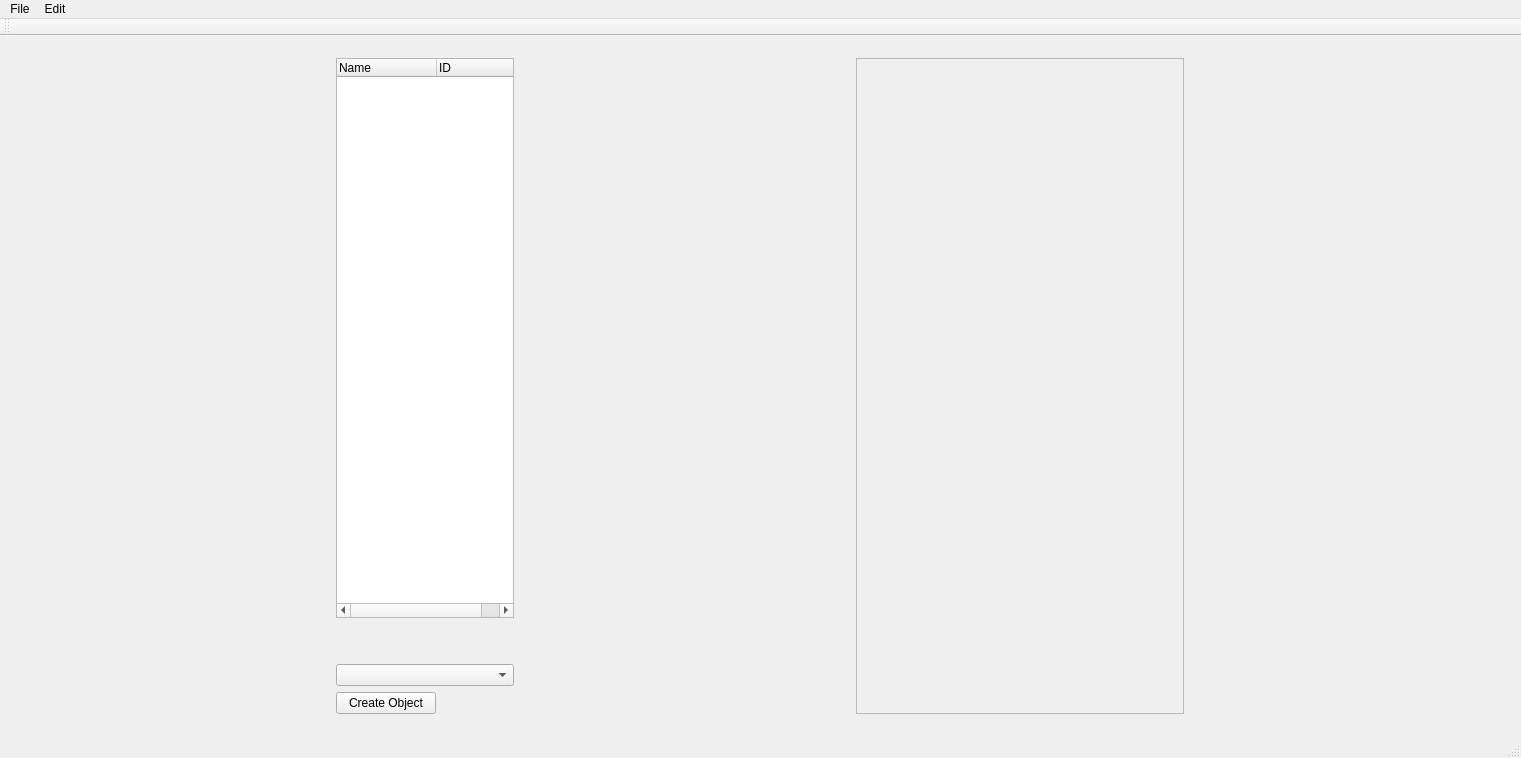
Old version of the form mainwindow.ui in the repository NotBjoggisAtAll/Tomato-Engine.
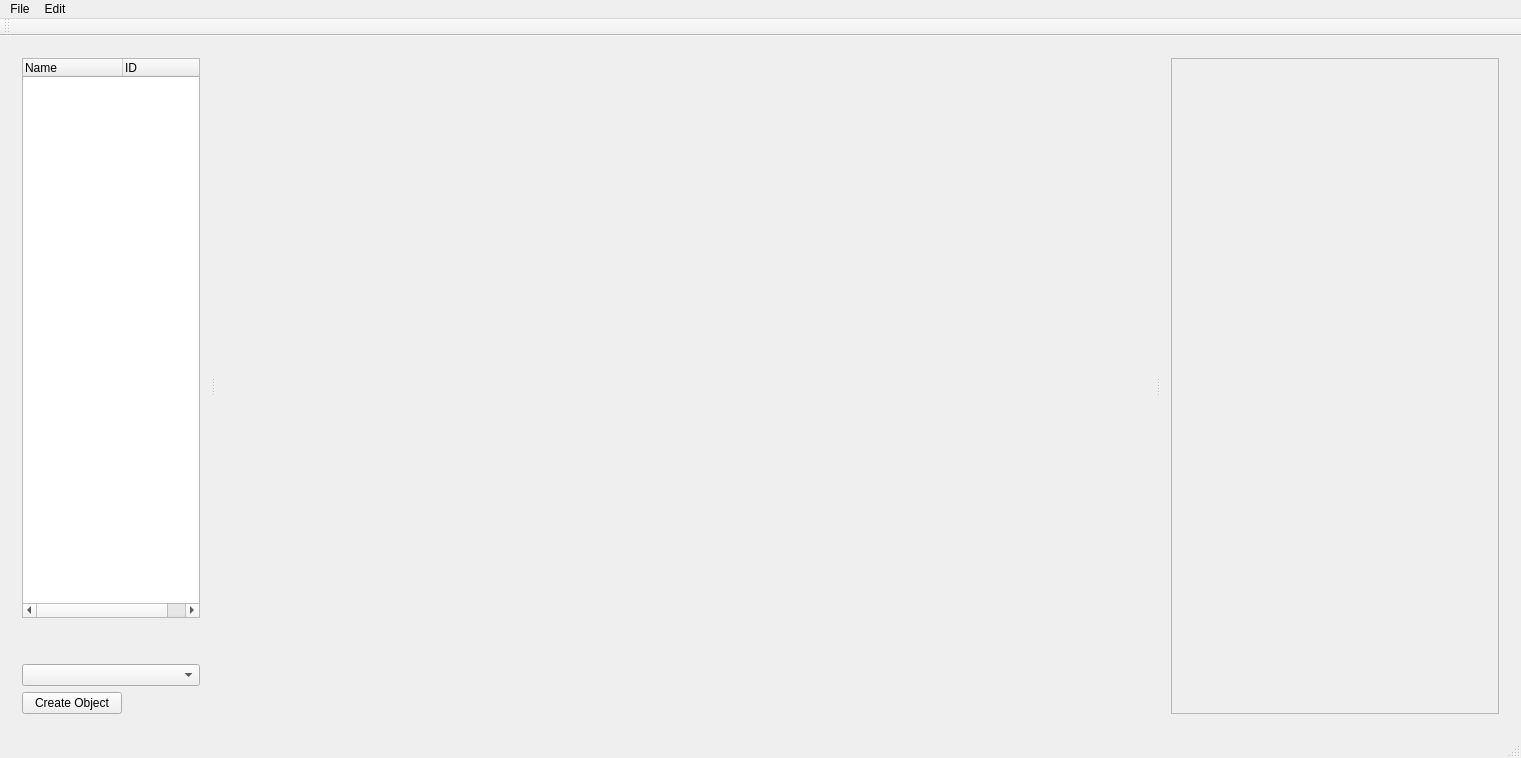
New version of the form.

Diff of the .ui file:
```diff
--- a/mainwindow.ui
+++ b/mainwindow.ui
@@ -17,10 +17,12 @@
    <property name="styleSheet">
     <string notr="true"/>
    </property>
-   <layout class="QVBoxLayout" name="verticalLayout">
+   <layout class="QHBoxLayout" name="horizontalLayout">
     <item>
-     <layout class="QHBoxLayout" name="horizontalLayout_2">
-      <item>
+     <widget class="QSplitter" name="splitter">
+      <property name="orientation">
+       <enum>Qt::Horizontal</enum>
+      </property>
        <widget class="QWidget" name="verticalWidget" native="true">
         <property name="maximumSize">
          <size>
@@ -84,11 +86,9 @@
          </item>
         </layout>
        </widget>
-      </item>
-      <item>
+      <widget class="QWidget" name="">
        <layout class="QVBoxLayout" name="OpenGLLayout"/>
-      </item>
-      <item>
+      </widget>
        <widget class="QWidget" name="Components" native="true">
         <property name="maximumSize">
          <size>
@@ -114,7 +114,7 @@
               <x>0</x>
               <y>0</y>
               <width>330</width>
-              <height>659</height>
+             <height>661</height>
              </rect>
             </property>
            </widget>
@@ -122,8 +122,7 @@
          </item>
         </layout>
        </widget>
-      </item>
-     </layout>
+     </widget>
     </item>
    </layout>
   </widget>
```
Lines whose indentation alone changed are shown as unchanged.
